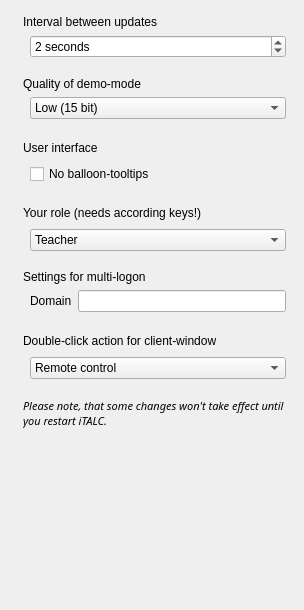
First picture: the form in ima/dialogs/config.ui, repository veyon/veyon, before the edit.
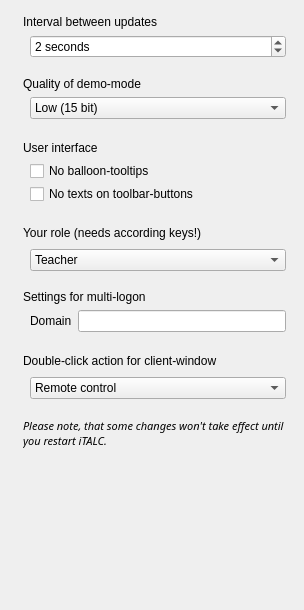
Second picture: the form after the edit. Icons and pictures are not drawn.

Commit message:
* ima/src/tool_button.h: * ima/src/tool_button.cpp: fixed tooltip flicker issue
* ima/dialogs/config.ui:
* ima/src/config_widget.h:
* ima/src/config_widget.cpp:
* ima/src/classroom_manager.cpp:
* ima/src/tool_button.h:
* ima/src/tool_button.cpp:
added option for making toolbar buttons only display icon

* ima/src/client.h:
* ima/src/main_window.cpp:
* ima/src/client.cpp:
better shutdown on exit - hopefully fixes threading-problems

* ima/src/main_window.cpp:
fixed endless loop when initializing keys

Patch:
```diff
--- a/ima/dialogs/config.ui
+++ b/ima/dialogs/config.ui
@@ -232,7 +232,7 @@
        <number>0</number>
       </property>
       <property name="spacing" >
-       <number>6</number>
+       <number>3</number>
       </property>
       <item>
        <layout class="QHBoxLayout" >
@@ -313,6 +313,42 @@
         </item>
        </layout>
       </item>
+      <item>
+       <layout class="QHBoxLayout" >
+        <property name="margin" >
+         <number>0</number>
+        </property>
+        <property name="spacing" >
+         <number>6</number>
+        </property>
+        <item>
+         <spacer>
+          <property name="orientation" >
+           <enum>Qt::Horizontal</enum>
+          </property>
+          <property name="sizeType" >
+           <enum>QSizePolicy::Fixed</enum>
+          </property>
+          <property name="sizeHint" >
+           <size>
+            <width>20</width>
+            <height>1</height>
+           </size>
+          </property>
+         </spacer>
+        </item>
+        <item>
+         <widget class="QCheckBox" name="iconOnlyToolButtons" >
+          <property name="toolTip" >
+           <string>&lt;html>&lt;head>&lt;meta name="qrichtext" content="1" />&lt;/head>&lt;body style=" white-space: pre-wrap; font-family:Sans Serif; font-size:9pt; font-weight:400; font-style:normal; text-decoration:none;">&lt;p style=" margin-top:0px; margin-bottom:0px; margin-left:0px; margin-right:0px; -qt-block-indent:0; text-indent:0px;">Do not show texts on toolbar-buttons&lt;/p>&lt;/body>&lt;/html></string>
+          </property>
+          <property name="text" >
+           <string>No texts on toolbar-buttons</string>
+          </property>
+         </widget>
+        </item>
+       </layout>
+      </item>
      </layout>
     </item>
     <item>
```
The commit also changes 8 other files.
